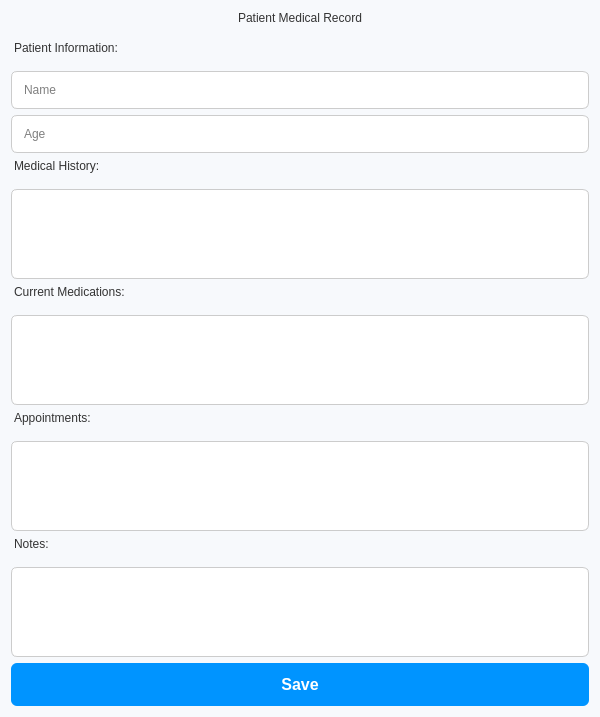
Moaz-Allam-Flutter/Hospital_System, file medicalrecord.ui: the form before one commit.
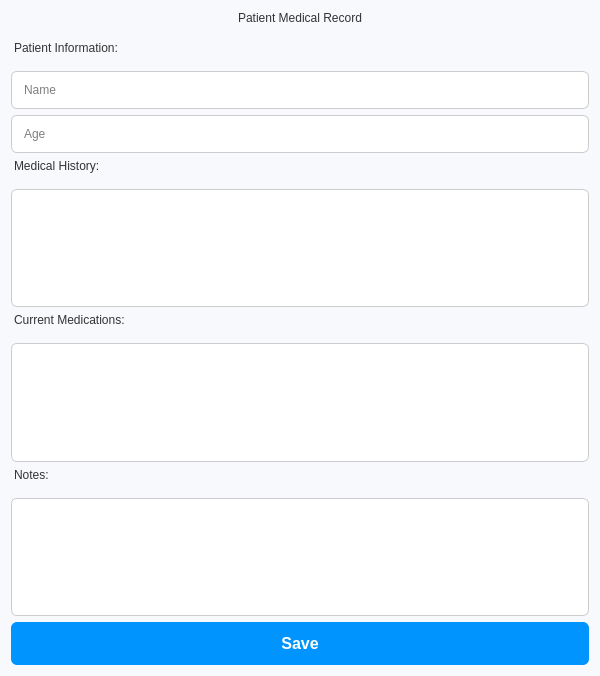
The form after the commit.

What changed in the file:
```diff
--- a/medicalrecord.ui
+++ b/medicalrecord.ui
@@ -145,16 +145,6 @@
    <item>
     <widget class="QTextEdit" name="textEditMedications"/>
    </item>
-   <item>
-    <widget class="QLabel" name="labelAppointments">
-     <property name="text">
-      <string>Appointments:</string>
-     </property>
-    </widget>
-   </item>
-   <item>
-    <widget class="QTextEdit" name="textEditAppointments"/>
-   </item>
    <item>
     <widget class="QLabel" name="labelNotes">
      <property name="text">
```
